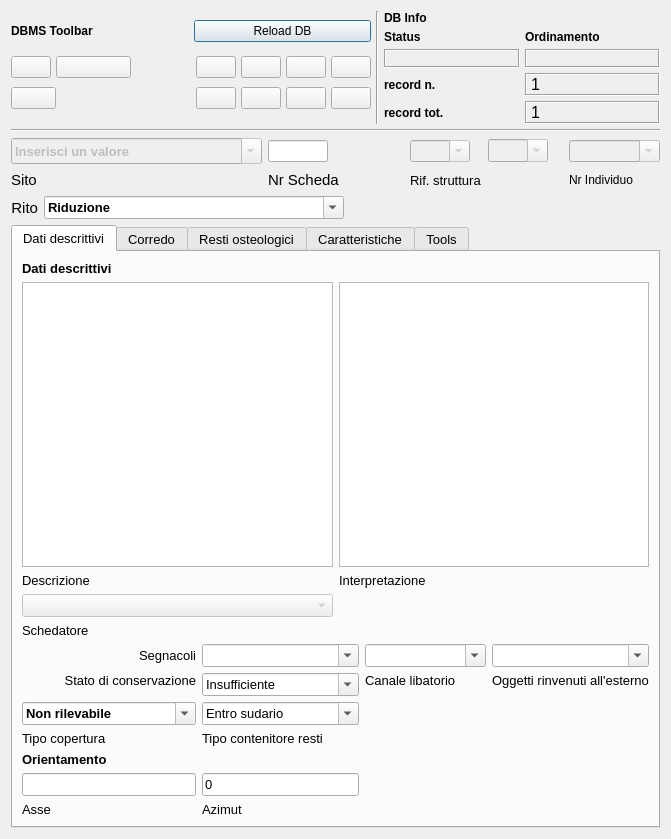
Qt form pyarchinit_dev20130710/modules/gui/pyarchinit_Tafonomia_ui.ui (pyarchinit/pyarchinit_218) before a commit.
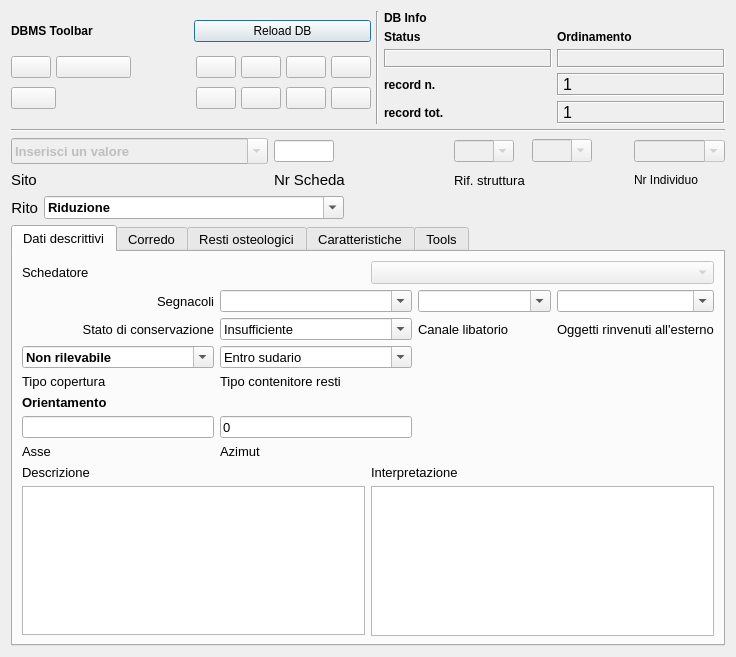
The same form after that commit. Icons and pictures are not drawn.

```diff
--- a/pyarchinit_dev20130710/modules/gui/pyarchinit_Tafonomia_ui.ui
+++ b/pyarchinit_dev20130710/modules/gui/pyarchinit_Tafonomia_ui.ui
@@ -6,8 +6,8 @@
    <rect>
     <x>0</x>
     <y>0</y>
-    <width>671</width>
-    <height>839</height>
+    <width>736</width>
+    <height>657</height>
    </rect>
   </property>
   <property name="minimumSize">
@@ -828,89 +828,9 @@
          <string>Dati descrittivi</string>
         </attribute>
         <layout class="QGridLayout" name="gridLayout_14">
-         <item row="0" column="0">
-          <widget class="QLabel" name="label_13">
-           <property name="font">
-            <font>
-             <weight>75</weight>
-             <bold>true</bold>
-            </font>
-           </property>
-           <property name="text">
-            <string>Dati descrittivi</string>
-           </property>
-          </widget>
-         </item>
-         <item row="1" column="0" colspan="5">
-          <layout class="QGridLayout" name="gridLayout_10">
-           <item row="0" column="0">
-            <widget class="QTextEdit" name="textEdit_descrizione_taf">
-             <property name="minimumSize">
-              <size>
-               <width>250</width>
-               <height>100</height>
-              </size>
-             </property>
-             <property name="font">
-              <font>
-               <pointsize>10</pointsize>
-              </font>
-             </property>
-             <property name="html">
-              <string>&lt;!DOCTYPE HTML PUBLIC &quot;-//W3C//DTD HTML 4.0//EN&quot; &quot;http://www.w3.org/TR/REC-html40/strict.dtd&quot;&gt;
-&lt;html&gt;&lt;head&gt;&lt;meta name=&quot;qrichtext&quot; content=&quot;1&quot; /&gt;&lt;style type=&quot;text/css&quot;&gt;
-p, li { white-space: pre-wrap; }
-&lt;/style&gt;&lt;/head&gt;&lt;body style=&quot; font-family:'MS Shell Dlg 2'; font-size:10pt; font-weight:400; font-style:normal;&quot;&gt;
-&lt;p style=&quot; margin-top:0px; margin-bottom:0px; margin-left:0px; margin-right:0px; -qt-block-indent:0; text-indent:0px;&quot;&gt;&lt;span style=&quot; font-family:'Lucida Grande'; font-size:13pt;&quot;&gt;&lt;br /&gt;&lt;/span&gt;&lt;/p&gt;&lt;/body&gt;&lt;/html&gt;</string>
-             </property>
-            </widget>
-           </item>
-           <item row="0" column="1">
-            <widget class="QTextEdit" name="textEdit_interpretazione_taf">
-             <property name="minimumSize">
-              <size>
-               <width>250</width>
-               <height>150</height>
-              </size>
-             </property>
-             <property name="font">
-              <font>
-               <pointsize>10</pointsize>
-              </font>
-             </property>
-            </widget>
-           </item>
-           <item row="1" column="1">
-            <widget class="QLabel" name="label_7">
-             <property name="text">
-              <string>Interpretazione </string>
-             </property>
-            </widget>
-           </item>
-           <item row="3" column="0">
-            <widget class="QLabel" name="label_16">
-             <property name="text">
-              <string>Schedatore</string>
-             </property>
-            </widget>
-           </item>
-           <item row="2" column="0">
-            <widget class="QComboBox" name="comboBox_schedatore">
-             <property name="enabled">
-              <bool>false</bool>
-             </property>
-            </widget>
-           </item>
            <item row="1" column="0">
-            <widget class="QLabel" name="label_6">
-             <property name="text">
-              <string>Descrizione </string>
-             </property>
-            </widget>
-           </item>
-          </layout>
-         </item>
-         <item row="2" column="0">
+          <layout class="QGridLayout" name="gridLayout_9">
+           <item row="0" column="0">
           <widget class="QLabel" name="label_3">
            <property name="font">
             <font>
@@ -925,7 +845,7 @@
            </property>
           </widget>
          </item>
-         <item row="2" column="1">
+           <item row="0" column="1">
           <widget class="QComboBox" name="comboBox_segnacoli">
            <property name="editable">
             <bool>true</bool>
@@ -952,7 +872,7 @@
            </item>
           </widget>
          </item>
-         <item row="2" column="2" colspan="2">
+           <item row="0" column="2">
           <widget class="QComboBox" name="comboBox_canale_libatorio">
            <property name="minimumSize">
             <size>
@@ -985,7 +905,7 @@
            </item>
           </widget>
          </item>
-         <item row="2" column="4">
+           <item row="0" column="3">
           <widget class="QComboBox" name="comboBox_oggetti_esterno">
            <property name="editable">
             <bool>true</bool>
@@ -1012,7 +932,7 @@
            </item>
           </widget>
          </item>
-         <item row="3" column="0">
+           <item row="1" column="0">
           <widget class="QLabel" name="label_30">
            <property name="font">
             <font>
@@ -1027,7 +947,7 @@
            </property>
           </widget>
          </item>
-         <item row="3" column="1" rowspan="2">
+           <item row="1" column="1">
           <widget class="QComboBox" name="comboBox_conservazione_taf">
            <property name="font">
             <font>
@@ -1069,7 +989,7 @@
            </item>
           </widget>
          </item>
-         <item row="3" column="2" colspan="2">
+           <item row="1" column="2">
           <widget class="QLabel" name="label_8">
            <property name="font">
             <font>
@@ -1081,7 +1001,7 @@
            </property>
           </widget>
          </item>
-         <item row="3" column="4">
+           <item row="1" column="3">
           <widget class="QLabel" name="label_4">
            <property name="font">
             <font>
@@ -1093,7 +1013,7 @@
            </property>
           </widget>
          </item>
-         <item row="5" column="0" rowspan="2">
+           <item row="2" column="0">
           <widget class="QComboBox" name="comboBox_copertura_tipo">
            <property name="font">
             <font>
@@ -1127,7 +1047,7 @@
            </item>
           </widget>
          </item>
-         <item row="5" column="1" rowspan="2">
+           <item row="2" column="1">
           <widget class="QComboBox" name="comboBox_tipo_contenitore_resti">
            <property name="editable">
             <bool>true</bool>
@@ -1159,7 +1079,7 @@
            </item>
           </widget>
          </item>
-         <item row="7" column="0">
+           <item row="3" column="0">
           <widget class="QLabel" name="label_85">
            <property name="font">
             <font>
@@ -1171,7 +1091,7 @@
            </property>
           </widget>
          </item>
-         <item row="7" column="1">
+           <item row="3" column="1">
           <widget class="QLabel" name="label_35">
            <property name="font">
             <font>
@@ -1183,7 +1103,7 @@
            </property>
           </widget>
          </item>
-         <item row="8" column="0">
+           <item row="4" column="0">
           <widget class="QLabel" name="label_15">
            <property name="font">
             <font>
@@ -1196,17 +1116,17 @@
            </property>
           </widget>
          </item>
-         <item row="9" column="0">
+           <item row="5" column="0">
           <widget class="QLineEdit" name="lineEdit_orientamento_asse"/>
          </item>
-         <item row="9" column="1">
+           <item row="5" column="1">
           <widget class="QLineEdit" name="lineEdit_orientamento_azimut">
            <property name="text">
             <string>0</string>
            </property>
           </widget>
          </item>
-         <item row="10" column="0">
+           <item row="6" column="0">
           <widget class="QLabel" name="label_31">
            <property name="font">
             <font>
@@ -1218,7 +1138,7 @@
            </property>
           </widget>
          </item>
-         <item row="10" column="1">
+           <item row="6" column="1">
           <widget class="QLabel" name="label_47">
            <property name="font">
             <font>
@@ -1231,6 +1151,81 @@
           </widget>
          </item>
         </layout>
+         </item>
+         <item row="2" column="0">
+          <layout class="QGridLayout" name="gridLayout_10">
+           <item row="0" column="0">
+            <widget class="QLabel" name="label_6">
+             <property name="text">
+              <string>Descrizione </string>
+             </property>
+            </widget>
+           </item>
+           <item row="0" column="1">
+            <widget class="QLabel" name="label_7">
+             <property name="text">
+              <string>Interpretazione </string>
+             </property>
+            </widget>
+           </item>
+           <item row="1" column="0">
+            <widget class="QTextEdit" name="textEdit_descrizione_taf">
+             <property name="minimumSize">
+              <size>
+               <width>50</width>
+               <height>100</height>
+              </size>
+             </property>
+             <property name="font">
+              <font>
+               <pointsize>10</pointsize>
+              </font>
+             </property>
+             <property name="html">
+              <string>&lt;!DOCTYPE HTML PUBLIC &quot;-//W3C//DTD HTML 4.0//EN&quot; &quot;http://www.w3.org/TR/REC-html40/strict.dtd&quot;&gt;
+&lt;html&gt;&lt;head&gt;&lt;meta name=&quot;qrichtext&quot; content=&quot;1&quot; /&gt;&lt;style type=&quot;text/css&quot;&gt;
+p, li { white-space: pre-wrap; }
+&lt;/style&gt;&lt;/head&gt;&lt;body style=&quot; font-family:'MS Shell Dlg 2'; font-size:10pt; font-weight:400; font-style:normal;&quot;&gt;
+&lt;p style=&quot; margin-top:0px; margin-bottom:0px; margin-left:0px; margin-right:0px; -qt-block-indent:0; text-indent:0px;&quot;&gt;&lt;span style=&quot; font-family:'Lucida Grande'; font-size:13pt;&quot;&gt;&lt;br /&gt;&lt;/span&gt;&lt;/p&gt;&lt;/body&gt;&lt;/html&gt;</string>
+             </property>
+            </widget>
+           </item>
+           <item row="1" column="1">
+            <widget class="QTextEdit" name="textEdit_interpretazione_taf">
+             <property name="minimumSize">
+              <size>
+               <width>250</width>
+               <height>150</height>
+              </size>
+             </property>
+             <property name="font">
+              <font>
+               <pointsize>10</pointsize>
+              </font>
+             </property>
+            </widget>
+           </item>
+          </layout>
+         </item>
+         <item row="0" column="0">
+          <layout class="QHBoxLayout" name="horizontalLayout_2">
+           <item>
+            <widget class="QLabel" name="label_16">
+             <property name="text">
+              <string>Schedatore</string>
+             </property>
+            </widget>
+           </item>
+           <item>
+            <widget class="QComboBox" name="comboBox_schedatore">
+             <property name="enabled">
+              <bool>false</bool>
+             </property>
+            </widget>
+           </item>
+          </layout>
+         </item>
+        </layout>
        </widget>
        <widget class="QWidget" name="tab_5">
         <attribute name="title">
```
Left out of the diff: 174 changed lines with no effect on the pictures. Lines whose indentation alone changed are shown as unchanged.
